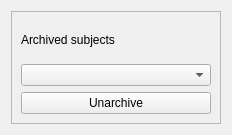
This is ui/archive.ui in dop14/monkmode as Qt 5 draws it before an edit. The edited form follows.
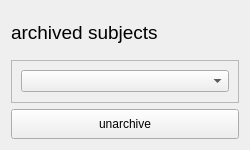
This is the edited form.

Diff of the .ui file:
```diff
--- a/ui/archive.ui
+++ b/ui/archive.ui
@@ -6,14 +6,32 @@
    <rect>
     <x>0</x>
     <y>0</y>
-    <width>232</width>
-    <height>135</height>
+    <width>250</width>
+    <height>150</height>
    </rect>
   </property>
+  <property name="maximumSize">
+   <size>
+    <width>300</width>
+    <height>200</height>
+   </size>
+  </property>
   <property name="windowTitle">
    <string>Form</string>
   </property>
   <layout class="QVBoxLayout" name="verticalLayout_2">
+   <item>
+    <widget class="QLabel" name="main_label">
+     <property name="font">
+      <font>
+       <pointsize>14</pointsize>
+      </font>
+     </property>
+     <property name="text">
+      <string>archived subjects</string>
+     </property>
+    </widget>
+   </item>
    <item>
     <widget class="QFrame" name="archiveFrame">
      <property name="frameShape">
@@ -23,26 +41,25 @@
       <enum>QFrame::Shadow::Raised</enum>
      </property>
      <layout class="QVBoxLayout" name="verticalLayout">
-      <item>
-       <widget class="QLabel" name="main_label">
-        <property name="text">
-         <string>Archived subjects</string>
-        </property>
-       </widget>
-      </item>
       <item>
        <widget class="QComboBox" name="archived_combobox"/>
       </item>
-      <item>
-       <widget class="QPushButton" name="unarchive_btn">
-        <property name="text">
-         <string>Unarchive</string>
-        </property>
-       </widget>
-      </item>
      </layout>
     </widget>
    </item>
+   <item>
+    <widget class="QPushButton" name="unarchive_btn">
+     <property name="minimumSize">
+      <size>
+       <width>0</width>
+       <height>30</height>
+      </size>
+     </property>
+     <property name="text">
+      <string>unarchive</string>
+     </property>
+    </widget>
+   </item>
   </layout>
  </widget>
  <resources/>
```
